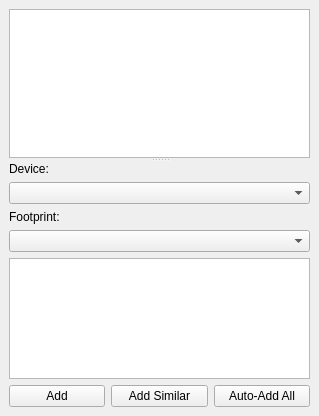
Above: libs/librepcb/projecteditor/boardeditor/unplacedcomponentsdock.ui from LibrePCB/LibrePCB before the change. Below: the same form after it.
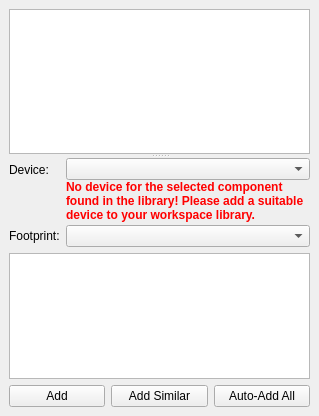
That is the form after the change. Custom widgets are drawn as their Qt base class.

Commit message:
BoardEditor: Slightly improve the "unplaced components" dock
- Fix too high default width of the whole dock (caused by large
  sizeHint() of QGraphicsVies).
- Make preview independent of the visible board layers (always show all
  layers).
- Show warning if there is no device for the selected component
  available in the workspace library.
- Use available widget space more efficient.

Patch:
```diff
--- a/libs/librepcb/projecteditor/boardeditor/unplacedcomponentsdock.ui
+++ b/libs/librepcb/projecteditor/boardeditor/unplacedcomponentsdock.ui
@@ -34,27 +34,72 @@
       <widget class="QWidget" name="layoutWidget">
        <layout class="QVBoxLayout" name="verticalLayout">
         <item>
+         <layout class="QFormLayout" name="formLayout">
+          <property name="verticalSpacing">
+           <number>3</number>
+          </property>
+          <item row="0" column="0">
          <widget class="QLabel" name="label">
           <property name="text">
            <string>Device:</string>
           </property>
          </widget>
         </item>
+          <item row="0" column="1">
+           <layout class="QVBoxLayout" name="verticalLayout_3">
+            <property name="spacing">
+             <number>0</number>
+            </property>
         <item>
          <widget class="QComboBox" name="cbxSelectedDevice"/>
         </item>
         <item>
+             <widget class="QLabel" name="lblNoDeviceFound">
+              <property name="sizePolicy">
+               <sizepolicy hsizetype="Ignored" vsizetype="Preferred">
+                <horstretch>0</horstretch>
+                <verstretch>0</verstretch>
+               </sizepolicy>
+              </property>
+              <property name="font">
+               <font>
+                <weight>75</weight>
+                <bold>true</bold>
+               </font>
+              </property>
+              <property name="styleSheet">
+               <string notr="true">color: rgb(255, 0, 0);</string>
+              </property>
+              <property name="text">
+               <string>No device for the selected component found in the library! Please add a suitable device to your workspace library.</string>
+              </property>
+              <property name="wordWrap">
+               <bool>true</bool>
+              </property>
+             </widget>
+            </item>
+           </layout>
+          </item>
+          <item row="1" column="0">
          <widget class="QLabel" name="label_2">
           <property name="text">
            <string>Footprint:</string>
           </property>
          </widget>
         </item>
-        <item>
+          <item row="1" column="1">
          <widget class="QComboBox" name="cbxSelectedFootprint"/>
         </item>
+         </layout>
+        </item>
         <item>
          <widget class="GraphicsView" name="graphicsView">
+          <property name="sizePolicy">
+           <sizepolicy hsizetype="Ignored" vsizetype="Expanding">
+            <horstretch>0</horstretch>
+            <verstretch>0</verstretch>
+           </sizepolicy>
+          </property>
           <property name="verticalScrollBarPolicy">
            <enum>Qt::ScrollBarAlwaysOff</enum>
           </property>
```
Lines whose indentation alone changed are shown as unchanged. The commit also changes 2 other files.
